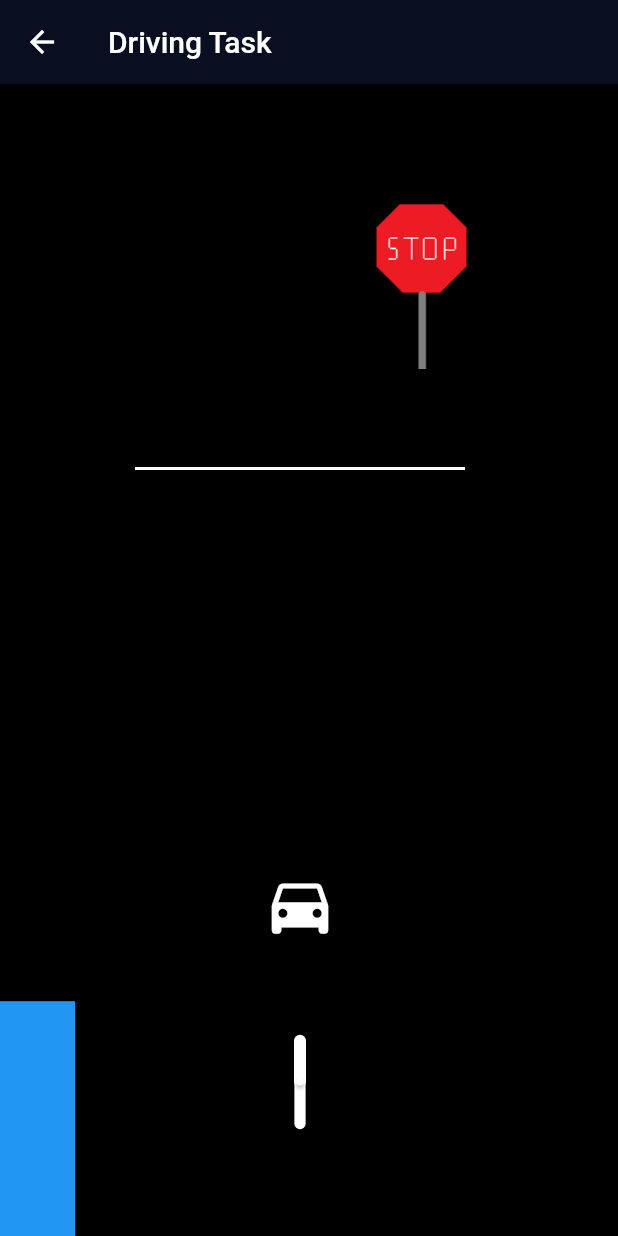
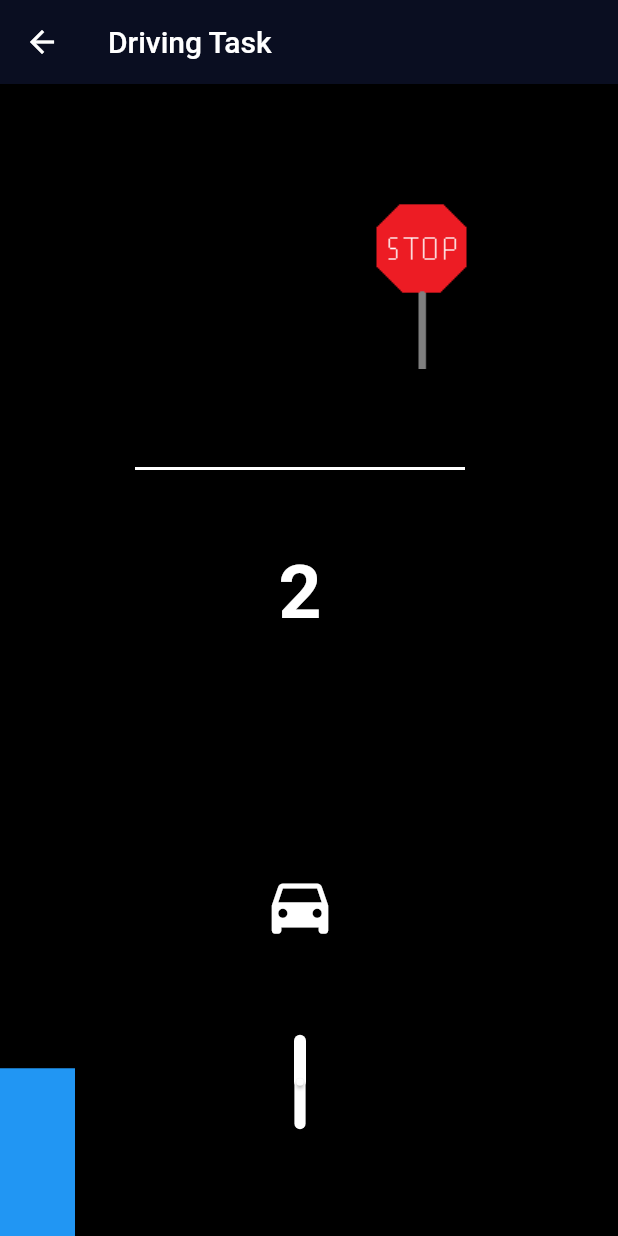
Before and after one commit to florencelarkin/ramp_task, a Flutter app: the MainPage screen opened directly, on a phone screen of 412 x 824 dp. Run offline on Flutter 3.47's test engine with Material 2 defaults, Android fonts, the phone set to English and light mode, and no system bars; our stand-ins replace sensors.

Commit message:
worked on countdown

```diff
--- a/lib/continue_trial.dart
+++ b/lib/continue_trial.dart
@@ -1,4 +1,5 @@
 import 'package:driving_task/countdown_page.dart';
+import 'main_page.dart';
 import 'quit_screen.dart';
 import 'package:flutter/material.dart';
 import 'dart:async';
@@ -40,7 +41,7 @@ class _ContinuationPageState extends State<ContinuationPage> {
                   child: Text('YES'),
                   onPressed: () {
                     _futureData = createData('data test', 'data test 1', 'data test 2');
-                    Navigator.push(context, MaterialPageRoute(builder: (context) => CountdownPage(),),);
+                    Navigator.push(context, MaterialPageRoute(builder: (context) => MainPage(),),);
               }),
               RaisedButton(
                   color: Colors.red,
--- a/lib/main_page.dart
+++ b/lib/main_page.dart
@@ -15,18 +15,26 @@ class _MainPageState extends State<MainPage> with TickerProviderStateMixin{
 
   AnimationController _timerController;
   AnimationController _carController;
+  AnimationController _countdownController;
 
   void initState() {
     super.initState();
+    _countdownController = AnimationController(duration: Duration(seconds: 4),
+        vsync: this);
+    _countdownController.forward();
+    _countdownController.reverse(from: _countdownController.value == 0.0 ? 1.0 : _countdownController.value);
+
+
     _carController = AnimationController(duration: const Duration(seconds: 10),
         vsync: this)..repeat();
-    _timerController = AnimationController(duration: Duration(seconds: 10),
+    _timerController = AnimationController(duration: Duration(seconds: 14),
         vsync: this);
     _timerController.forward();
-    Timer(Duration(seconds: 10), () {
+    Timer(Duration(seconds: 14), () {
       Navigator.push(context, MaterialPageRoute(builder: (context) => ContinuationPage(),),);
       _timerController.stop();
       _carController.stop();
+      _countdownController.stop();
     });
   }
 
@@ -37,12 +45,20 @@ class _MainPageState extends State<MainPage> with TickerProviderStateMixin{
   double getCurrentPos = 10.0;
   double dy = 0.0;
   Color timerColor = Colors.blue;
-  Future<Data> _futureData;
 
   String get timerString {
-    Duration duration = _timerController.duration * _timerController.value;
-    print(_timerController.value);
-    return '${duration.inMinutes}:${(duration.inSeconds % 60).toString().padLeft(2, '0')}';
+    Duration duration = _countdownController.duration * _countdownController.value;
+    return '${(duration.inSeconds % 60).toString()}';
+  }
+
+  Color get countdownColor {
+    Duration duration = _countdownController.duration * _countdownController.value;
+    if (duration.inSeconds > 0) {
+      return Colors.white;
+    }
+    else {
+      return Colors.black;
+    }
   }
 
   double getPos (joyStick, currentPos) {
@@ -65,6 +81,7 @@ class _MainPageState extends State<MainPage> with TickerProviderStateMixin{
             crossAxisAlignment: CrossAxisAlignment.end,
             children: <Widget>[
               AnimatedBuilder(
+                //add if statement to make timer not start for 4 seconds
                 animation: _timerController,
                 builder: (BuildContext context, Widget child) {
                   return Container(
@@ -86,7 +103,21 @@ class _MainPageState extends State<MainPage> with TickerProviderStateMixin{
                   width: 220.0,
                   color: Colors.white,
                 ),
-                SizedBox(height:150.0),
+                AnimatedBuilder(
+                  animation: _countdownController,
+                  builder: (BuildContext context, Widget child) {
+                    return Container(
+                      height: 150.0,
+
+                      child: Text(timerString,
+                        style: TextStyle(
+                          fontSize: 50.0,
+                          fontWeight: FontWeight.bold,
+                          color: countdownColor,
+                        ),),
+                    );
+                  },
+                ),
                 AnimatedBuilder(
                   animation: _carController,
                   child: Container(
@@ -124,7 +155,6 @@ class _MainPageState extends State<MainPage> with TickerProviderStateMixin{
                           onChanged: (double newValue) {
                             setState(() {
                               joyStickPos = newValue / 100;
-                              print(getCurrentPos);
                               dy = ((-.2*getCurrentPos)+(joyStickPos*50.0))*0.033;
                               getCurrentPos = dy + getCurrentPos;
                               if (getCurrentPos < -80 && getCurrentPos > -205) {
```
